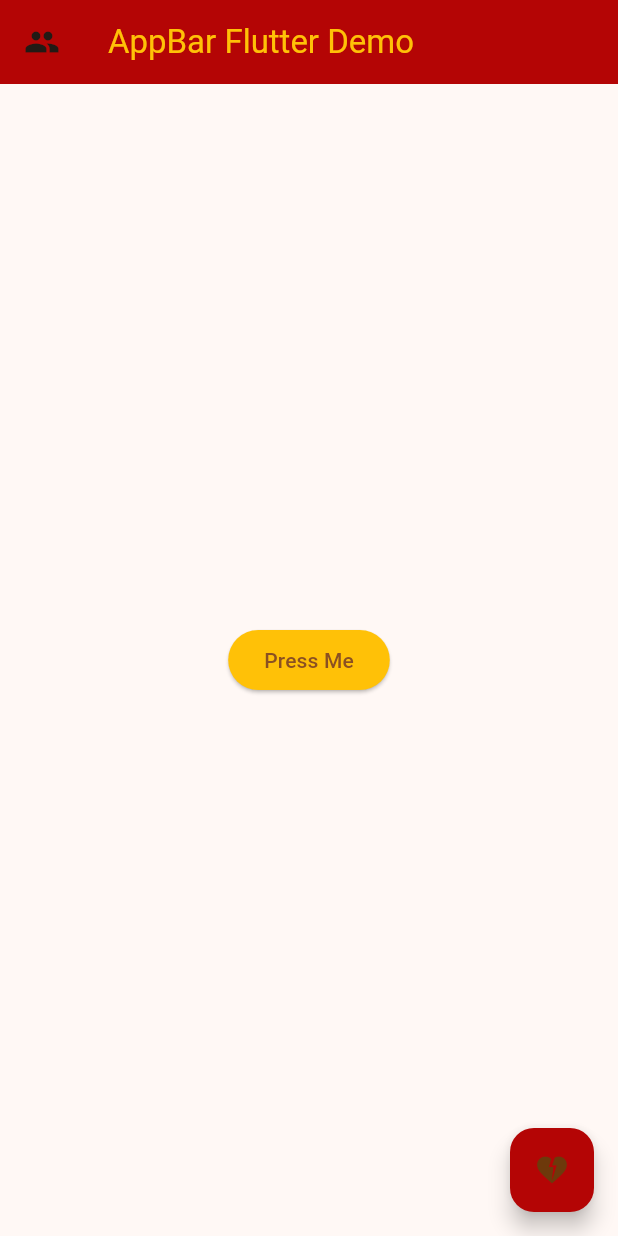
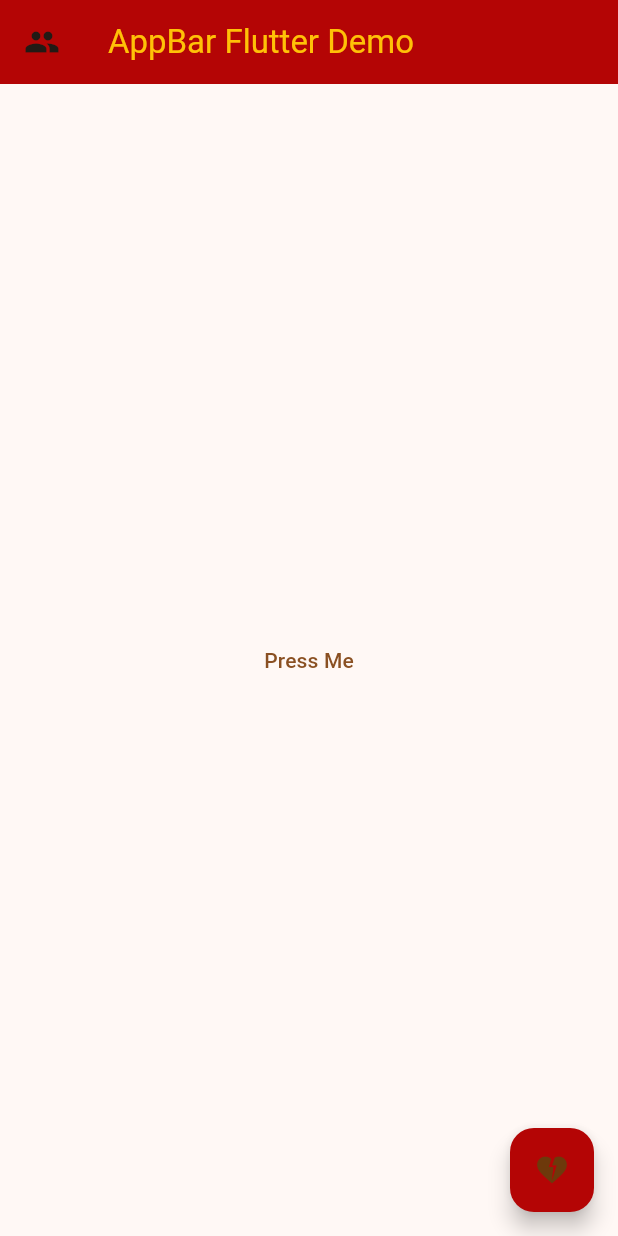
Before and after one commit to cinnee-pcy/newtestapp, a Flutter app: the screen it shows after launch, on a phone screen of 412 x 824 dp. Run offline on Flutter 3.47's test engine with Material 3 defaults, Android fonts, the phone set to English and light mode, and no system bars; our stand-ins replace google_fonts.

Commit message:
TextButton

```diff
--- a/lib/main.dart
+++ b/lib/main.dart
@@ -29,8 +29,7 @@ class MyApp extends StatelessWidget {
             backgroundColor: const Color.fromARGB(255, 180, 5, 5),
           ),
           body: Center(
-              child: ElevatedButton(
-                style: ElevatedButton.styleFrom(backgroundColor: Colors.amber),
+              child: TextButton(
                   onPressed: () {
                     print('Can Press');
                   },
```
